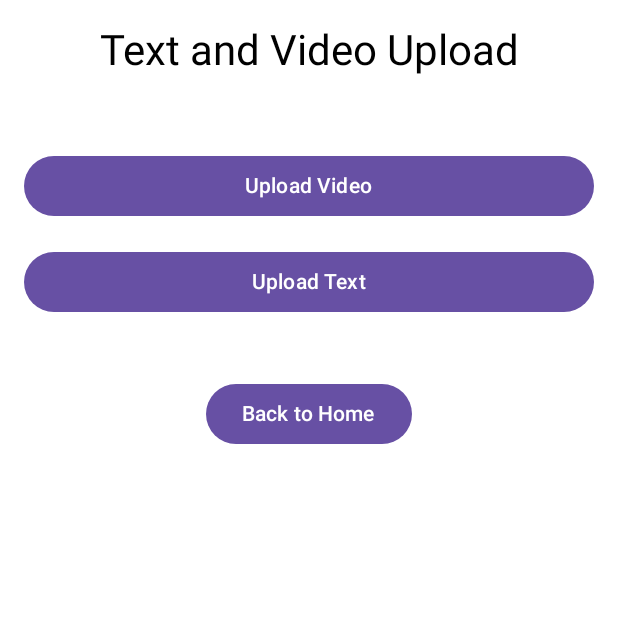
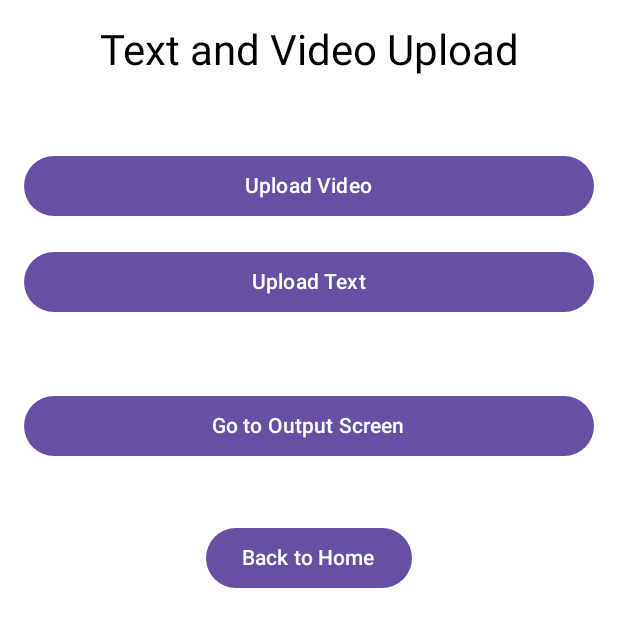
Before and after one commit to Cybernick8/BlindSpotNews, an Android app built with Jetpack Compose: the screen_two screen opened through its navigation route, on a phone screen of 412 x 824 dp. Shown: the top 627 px of the screen. Run offline under Robolectric (Android 15) with nearby library versions, the phone set to English and light mode, and no system bars.

Commit message:
added one new screen and nav for it

```diff
--- a/app/src/main/java/com/example/blindspotnews/MainActivity.kt
+++ b/app/src/main/java/com/example/blindspotnews/MainActivity.kt
@@ -13,6 +13,7 @@ import androidx.navigation.compose.NavHost
 import androidx.navigation.compose.composable
 import androidx.navigation.compose.rememberNavController
 import com.example.blindspotnews.ui.ScreenOne
+import com.example.blindspotnews.ui.ScreenOutput
 import com.example.blindspotnews.ui.ScreenTwo
 
 class MainActivity : ComponentActivity() {
@@ -36,5 +37,6 @@ fun AppNavigation() {
     NavHost(navController = navController, startDestination = "screen_one") {
         composable("screen_one") { ScreenOne(navController) }
         composable("screen_two") { ScreenTwo(navController) }
+        composable("screen_output") { ScreenOutput(navController) }
     }
 }
--- a/app/src/main/java/com/example/blindspotnews/ui/ScreenTwo.kt
+++ b/app/src/main/java/com/example/blindspotnews/ui/ScreenTwo.kt
@@ -29,7 +29,7 @@ fun ScreenTwo(navController: NavController) {
 
         Spacer(modifier = Modifier.height(16.dp))
 
-        // Upload buttons
+        // Upload Video Button
         Button(
             onClick = { /* TODO: handle video upload */ },
             modifier = Modifier
@@ -39,6 +39,7 @@ fun ScreenTwo(navController: NavController) {
             Text("Upload Video")
         }
 
+        // Upload Text Button
         Button(
             onClick = { /* TODO: handle text upload */ },
             modifier = Modifier
@@ -50,7 +51,18 @@ fun ScreenTwo(navController: NavController) {
 
         Spacer(modifier = Modifier.height(32.dp))
 
-        // Navigation back button
+        Button(
+            onClick = { navController.navigate("screen_output") },
+            modifier = Modifier
+                .fillMaxWidth()
+                .padding(vertical = 8.dp)
+        ) {
+            Text("Go to Output Screen")
+        }
+
+        Spacer(modifier = Modifier.height(32.dp))
+
+        // Back to Home Button
         Button(onClick = { navController.navigate("screen_one") }) {
             Text("Back to Home")
         }
```
Also changed, not shown: app/src/main/java/com/example/blindspotnews/ui/ScreenOutput.kt (added, +53 -0 lines).
